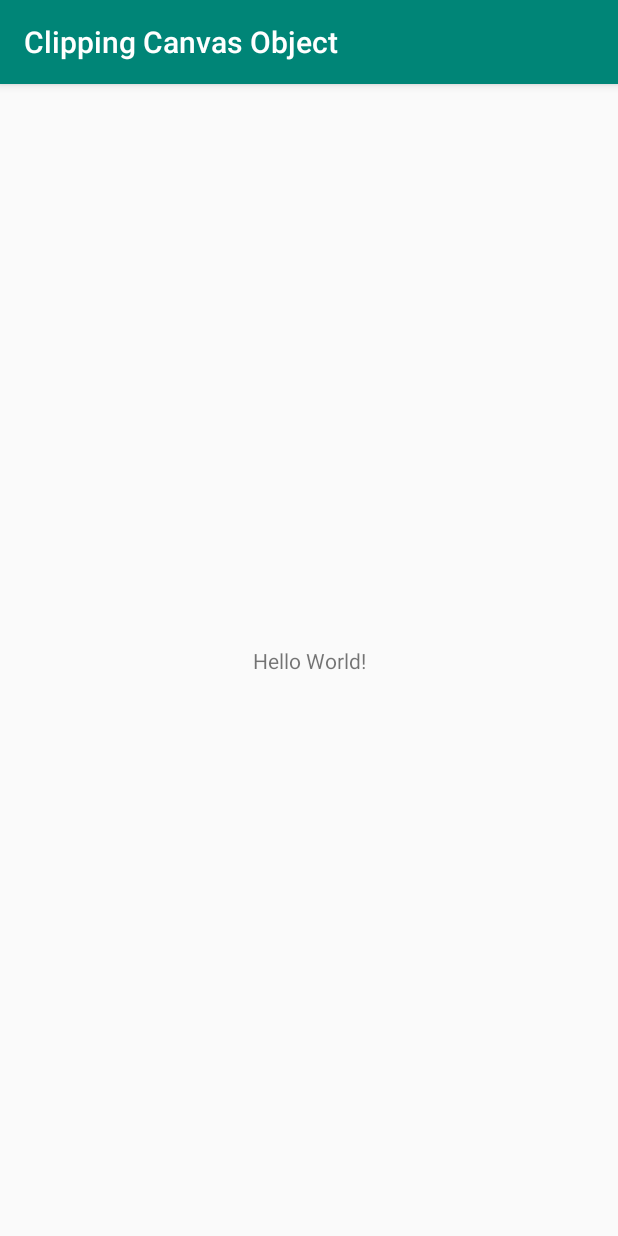
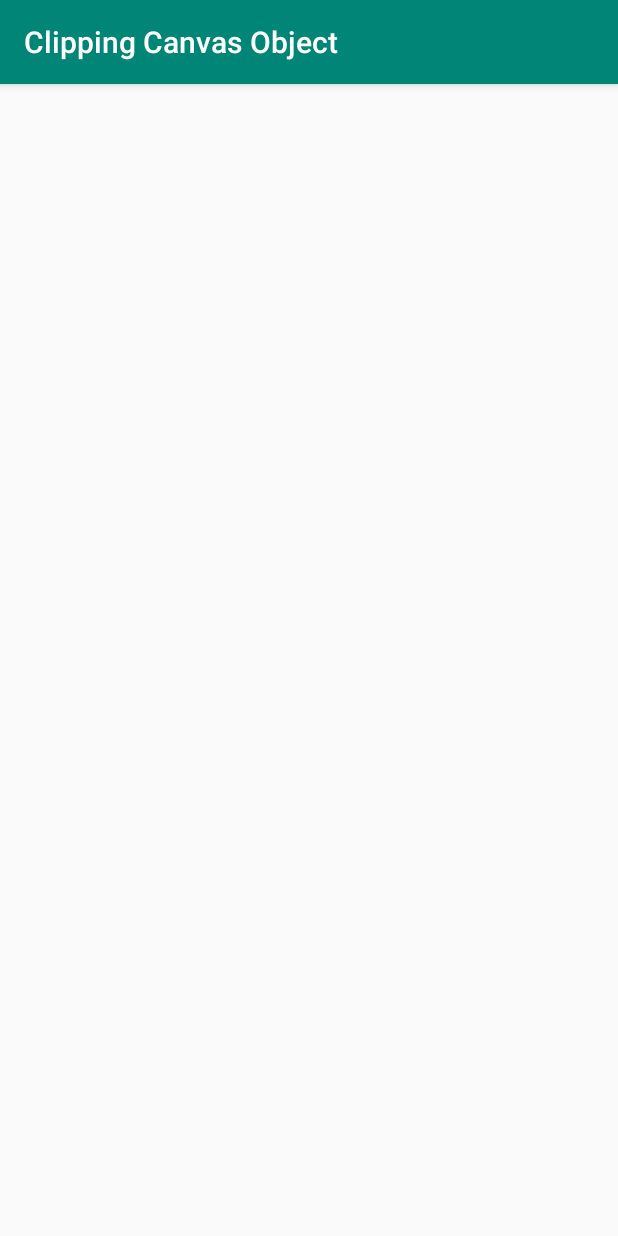
Before and after one commit to valeryvpetrov-dev/Clipping-Canvas-Object, an Android app: the screen it shows after launch (MainActivity), on a phone screen of 412 x 824 dp. Run offline under Robolectric (Android 15) with nearby library versions, the phone set to English and light mode, and no system bars.

Commit message:
Replace activity content view with ClippedView

```diff
--- /dev/null
+++ b/app/src/main/java/dev/valeryvpetrov/clipping_canvas_object/ClippedView.kt
@@ -0,0 +1,14 @@
+package dev.valeryvpetrov.clipping_canvas_object
+
+import android.content.Context
+import android.util.AttributeSet
+import android.view.View
+import kotlin.jvm.JvmOverloads
+
+class ClippedView @JvmOverloads constructor(
+    context: Context,
+    attrs: AttributeSet? = null,
+    defStyleAttr: Int = 0
+) : View(context, attrs, defStyleAttr) {
+
+}
--- a/app/src/main/java/dev/valeryvpetrov/clipping_canvas_object/MainActivity.kt
+++ b/app/src/main/java/dev/valeryvpetrov/clipping_canvas_object/MainActivity.kt
@@ -7,6 +7,6 @@ class MainActivity : AppCompatActivity() {
 
     override fun onCreate(savedInstanceState: Bundle?) {
         super.onCreate(savedInstanceState)
-        setContentView(R.layout.activity_main)
+        setContentView(ClippedView(this))
     }
 }
--- a/app/src/main/res/layout/activity_main.xml
+++ /dev/null
@@ -1,18 +0,0 @@
-<?xml version="1.0" encoding="utf-8"?>
-<androidx.constraintlayout.widget.ConstraintLayout xmlns:android="http://schemas.android.com/apk/res/android"
-    xmlns:app="http://schemas.android.com/apk/res-auto"
-    xmlns:tools="http://schemas.android.com/tools"
-    android:layout_width="match_parent"
-    android:layout_height="match_parent"
-    tools:context=".MainActivity">
-
-    <TextView
-        android:layout_width="wrap_content"
-        android:layout_height="wrap_content"
-        android:text="Hello World!"
-        app:layout_constraintBottom_toBottomOf="parent"
-        app:layout_constraintLeft_toLeftOf="parent"
-        app:layout_constraintRight_toRightOf="parent"
-        app:layout_constraintTop_toTopOf="parent" />
-
-</androidx.constraintlayout.widget.ConstraintLayout>
```
